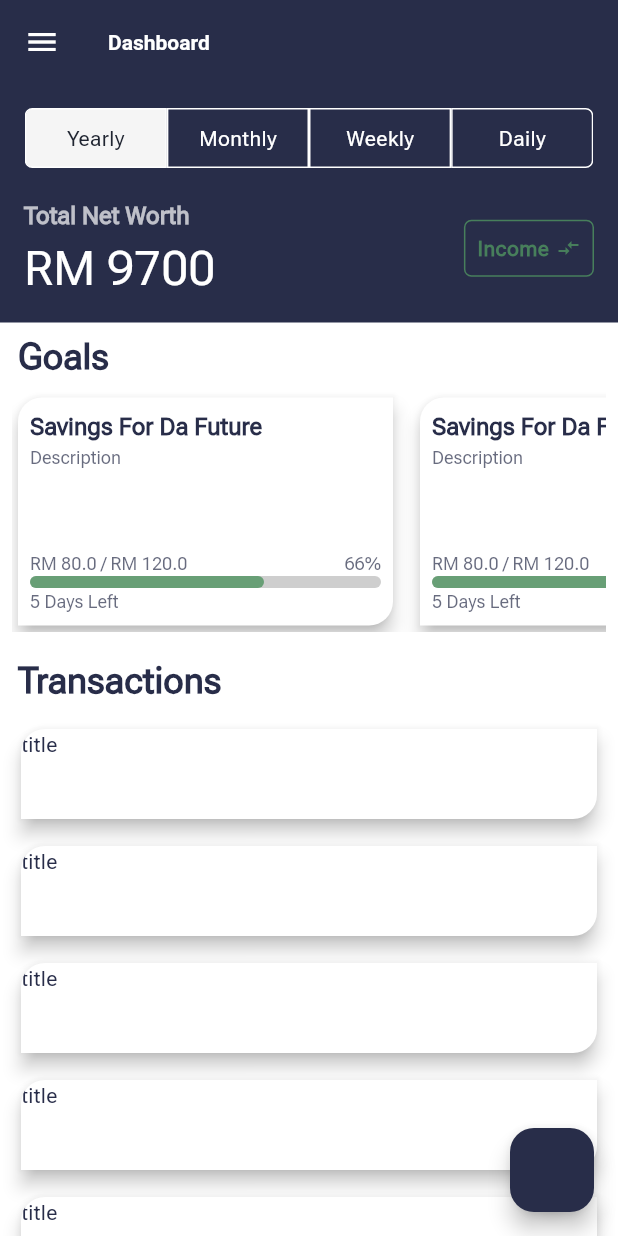
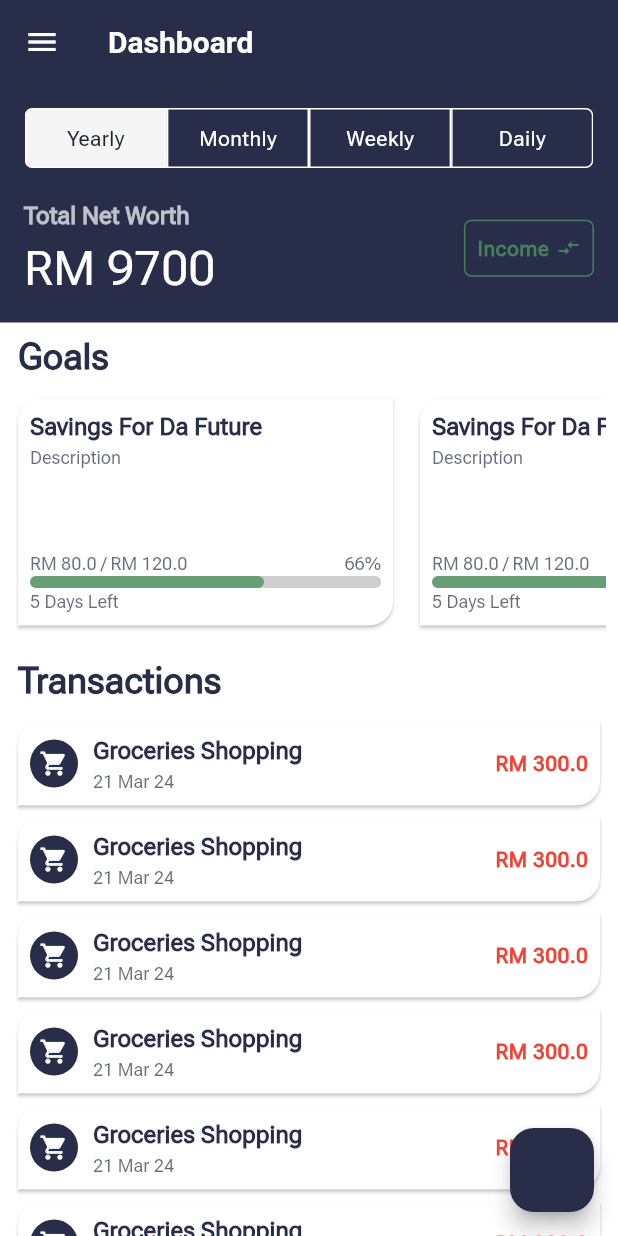
Before and after one commit to AnwarBujangHuat/budgetapp, a Flutter app: the screen it shows after launch, after a tap on "Expenses", on a phone screen of 412 x 824 dp. Run offline on Flutter 3.47's test engine with Material 3 defaults, Android fonts, the phone set to English and light mode, and no system bars; our stand-ins replace connectivity_plus, dartz, dio, fl_chart, freezed_annotation, hooks_riverpod and 1 more; generated files the repository leaves out were written again.

Commit message:
feat: :sparkles: revampled UI

```diff
--- a/lib/app/app_style.dart
+++ b/lib/app/app_style.dart
@@ -5,8 +5,10 @@ ThemeData lightThemeData = ThemeData(
     appBarTheme: const AppBarTheme(
         backgroundColor: AppColors.darkBlue,
         iconTheme: IconThemeData(color: AppColors.white),
-        titleTextStyle:
-            TextStyle(color: AppColors.white, fontWeight: FontWeight.bold)),
+        titleTextStyle: TextStyle(
+            color: AppColors.white,
+            fontWeight: FontWeight.bold,
+            fontSize: FontSize.mediumTitle)),
     cardColor: AppColors.white,
     textTheme: const TextTheme(
       titleSmall: TextStyle(
@@ -18,6 +20,13 @@ ThemeData lightThemeData = ThemeData(
       titleMedium: TextStyle(
         letterSpacing: 0,
         fontSize: FontSize.mediumTitle,
+        fontWeight: FontWeight.bold,
+        color: AppColors.darkBlue,
+      ),
+      titleLarge: TextStyle(
+        letterSpacing: 0,
+        fontSize: FontSize.largeTitle,
+        fontWeight: FontWeight.bold,
         color: AppColors.darkBlue,
       ),
       displaySmall: TextStyle(
@@ -32,11 +41,6 @@ ThemeData lightThemeData = ThemeData(
       ),
       displayLarge: TextStyle(
         fontSize: FontSize.largeDisplay,
-        color: AppColors.darkBlue,
-      ),
-      titleLarge: TextStyle(
-        fontSize: FontSize.largeTitle,
-        fontWeight: FontWeight.bold,
         color: AppColors.darkBlue,
       ),
       bodySmall: TextStyle(
@@ -76,7 +80,7 @@ ThemeData lightThemeData = ThemeData(
         onSurface: AppColors.black),
     cardTheme: const CardTheme(
       surfaceTintColor: Colors.white,
-      elevation: 5,
+      elevation: 1,
       clipBehavior: Clip.antiAlias,
       shape: RoundedRectangleBorder(
         borderRadius: BorderRadius.only(
--- /dev/null
+++ b/lib/common/const/const.dart
@@ -0,0 +1,14 @@
+enum TransactionType { income, out }
+
+enum TransactionCategory {
+  grocery,
+  travel,
+  utilities,
+  rent,
+  entertainment,
+  dining,
+  healthcare,
+  education,
+  clothing,
+  other,
+}
--- a/lib/common/utils/utils.dart
+++ b/lib/common/utils/utils.dart
@@ -1,8 +1,10 @@
-import 'dart:ui';
+import 'package:budgetapp/app/app_style.dart';
+import 'package:intl/intl.dart';
+import 'package:budgetapp/common/const/const.dart';
+import 'package:budgetapp/common/widgets/custom_icon.dart';
+import 'package:flutter/material.dart';
 
-import 'package:budgetapp/app/app_style.dart';
-
-Color calculateProgressColor(double value, double total) {
+Color calculateProgressColor({required double value, required double total}) {
   double progress = value / total;
   if (progress == 0) return AppColors.black;
 
@@ -14,3 +16,35 @@ Color calculateProgressColor(double value, double total) {
     return AppColors.lightGreen;
   }
 }
+
+Widget getCategoryIcon({required TransactionCategory category}) {
+  switch (category) {
+    case TransactionCategory.dining:
+      return CustomIcon(
+        iconData: Icons.dining,
+        backgroundColor: getCategoryColor(category: category),
+      );
+
+    default:
+      return CustomIcon(
+        iconData: Icons.local_grocery_store,
+        backgroundColor: getCategoryColor(
+            category:
+                category), // You can specify any background color you want
+      );
+  }
+}
+
+Color getCategoryColor({required TransactionCategory category}) {
+  switch (category) {
+    case TransactionCategory.dining:
+      return AppColors.lightRed;
+
+    default:
+      return AppColors.darkBlue;
+  }
+}
+
+String formatDate({required DateTime dateTime}) {
+  return DateFormat('dd MMM yy').format(dateTime);
+}
--- /dev/null
+++ b/lib/common/widgets/custom_icon.dart
@@ -0,0 +1,27 @@
+import 'package:flutter/material.dart';
+
+class CustomIcon extends StatelessWidget {
+  final IconData iconData;
+  final Color? backgroundColor;
+  final double size;
+
+  const CustomIcon({
+    Key? key,
+    required this.iconData,
+    this.backgroundColor,
+    this.size = 32.0,
+  }) : super(key: key);
+
+  @override
+  Widget build(BuildContext context) {
+    return CircleAvatar(
+      backgroundColor: backgroundColor ?? Theme.of(context).primaryColor,
+      radius: size / 2,
+      child: Icon(
+        iconData,
+        color: Colors.white,
+        size: size * 0.6, // Adjust icon size as needed
+      ),
+    );
+  }
+}
--- a/lib/presentation/dashboard/view/dashboard_view.dart
+++ b/lib/presentation/dashboard/view/dashboard_view.dart
@@ -1,4 +1,5 @@
 import 'package:budgetapp/app/app_style.dart';
+import 'package:budgetapp/common/const/const.dart';
 import 'package:budgetapp/common/transaction/viewmodel/transaction_viewmodel.dart';
 import 'package:budgetapp/common/widgets/header.dart';
 import 'package:budgetapp/presentation/dashboard/viewmodel/dashboard_viewmodel.dart';
@@ -254,16 +255,17 @@ class MyTransactions extends StatelessWidget {
       crossAxisAlignment: CrossAxisAlignment.start,
       children: [
         const AHeader(title: "Transactions"),
-        ListView.separated(
-          padding: const EdgeInsets.symmetric(vertical: 5, horizontal: 2),
-          separatorBuilder: (context, index) => const SizedBox(height: 10),
+        ListView.builder(
           physics: const NeverScrollableScrollPhysics(),
           shrinkWrap: true,
           scrollDirection: Axis.vertical,
           itemBuilder: (context, index) => TransactionCard(
             onPressed: () {},
-            title: 'title',
-            description: 'description',
+            title: 'Groceries Shopping',
+            date: DateTime.now(),
+            category: TransactionCategory.grocery,
+            type: TransactionType.out,
+            expenses: 300.0,
           ),
           itemCount: 10,
         ),
--- a/lib/presentation/dashboard/widget/card_goal.dart
+++ b/lib/presentation/dashboard/widget/card_goal.dart
@@ -88,7 +88,7 @@ class _LinearProgressIndicator extends StatelessWidget {
         minHeight: 8,
         value: value / total,
         backgroundColor: Colors.grey.withOpacity(.5),
-        color: calculateProgressColor(value, total),
+        color: calculateProgressColor(value: value, total: total),
         borderRadius: BorderRadius.circular(10));
   }
 }
@@ -115,7 +115,7 @@ class _CircularProgressIndicator extends StatelessWidget {
                   height: boxHeight,
                   width: boxHeight,
                   child: CircularProgressIndicator(
-                    color: calculateProgressColor(value, total),
+                    color: calculateProgressColor(value: value, total: total),
                     strokeWidth: 4,
                     value: value / total,
                   ),
@@ -124,8 +124,9 @@ class _CircularProgressIndicator extends StatelessWidget {
               Center(
                 child: Text(
                   '${(value / total * 100).toStringAsFixed(0)}%',
-                  style: currentTheme.textTheme.titleLarge!
-                      .copyWith(color: calculateProgressColor(value, total)),
+                  style: currentTheme.textTheme.titleLarge!.copyWith(
+                      color:
+                          calculateProgressColor(value: value, total: total)),
                 ),
               ),
             ],
--- a/lib/presentation/dashboard/widget/card_transaction.dart
+++ b/lib/presentation/dashboard/widget/card_transaction.dart
@@ -1,3 +1,7 @@
+import 'package:budgetapp/app/app_style.dart';
+import 'package:budgetapp/common/const/const.dart';
+import 'package:budgetapp/common/utils/utils.dart';
+import 'package:budgetapp/presentation/dashboard/widget/sized_boxes.dart';
 import 'package:flutter/material.dart';
 
 class TransactionCard extends StatelessWidget {
@@ -5,16 +9,48 @@ class TransactionCard extends StatelessWidget {
     super.key,
     required this.onPressed,
     required this.title,
-    required this.description,
+    required this.date,
+    required this.expenses,
+    this.type = TransactionType.income,
+    this.category = TransactionCategory.other,
   });
   final VoidCallback onPressed;
   final String title;
-  final String description;
+  final DateTime date;
+  final double expenses;
+  final TransactionCategory category;
+  final TransactionType type;
 
   @override
   Widget build(BuildContext context) {
+    ThemeData currentTheme = Theme.of(context);
+
     return Card(
-      child: SizedBox(height: 60, child: Text(title)),
+      child: Padding(
+        padding: const EdgeInsets.all(8.0),
+        child: Row(
+          children: [
+            getCategoryIcon(category: category),
+            const SizedW10(),
+            Expanded(
+              child: Column(
+                crossAxisAlignment: CrossAxisAlignment.start,
+                children: [
+                  Text(title, style: currentTheme.textTheme.titleSmall),
+                  Text(formatDate(dateTime: date),
+                      style: currentTheme.textTheme.labelSmall),
+                ],
+              ),
+            ),
+            Text('RM $expenses',
+                style: currentTheme.textTheme.bodyMedium!.copyWith(
+                    fontWeight: FontWeight.bold,
+                    color: type == TransactionType.out
+                        ? AppColors.lightRed
+                        : AppColors.lightGreen)),
+          ],
+        ),
+      ),
     );
   }
 }
--- a/pubspec.yaml
+++ b/pubspec.yaml
@@ -24,6 +24,7 @@ dependencies:
   freezed: ^2.4.1
   freezed_annotation: ^2.4.1
   hooks_riverpod: ^2.3.8
+  intl: ^0.18.1
   riverpod_annotation: ^2.3.4
   shimmer: ^3.0.0
 
```
Also changed, not shown: pubspec.lock.
